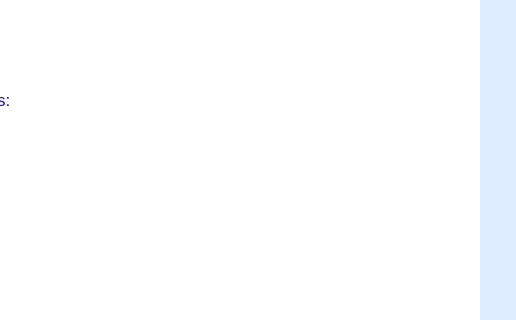
This is plugins/gui/vulnerability/reports/pdf.ui in openeuler-mirror/ks-ssr as Qt 5 draws it before an edit; both pictures show x 314 to 830 and y 378 to 698 of the 830 by 1170 pixel window. The edited form follows.
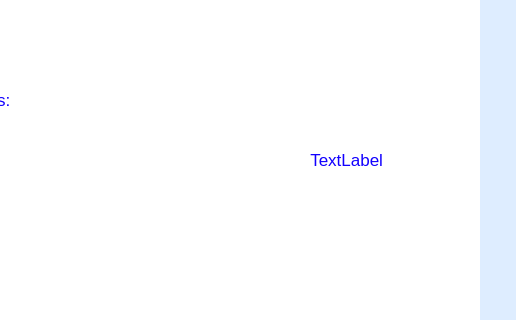
This is the edited form. Icons and pictures are not drawn.

Commit message: feat（reports）：modify label m export time textlabel - 修复一些漏洞报表的缺陷

```diff
--- a/plugins/gui/vulnerability/reports/pdf.ui
+++ b/plugins/gui/vulnerability/reports/pdf.ui
@@ -291,14 +291,14 @@
         </widget>
        </item>
        <item>
-        <widget class="QLabel" name="m_fatal">
+        <widget class="QLabel" name="m_exportTime">
          <property name="styleSheet">
           <string notr="true">font: NotoSansCJKsc-Regular;
 font-size: 17px;
 color: #1200ff;</string>
          </property>
          <property name="text">
-          <string/>
+          <string>TextLabel</string>
          </property>
          <property name="alignment">
           <set>Qt::AlignRight|Qt::AlignTrailing|Qt::AlignVCenter</set>
```
